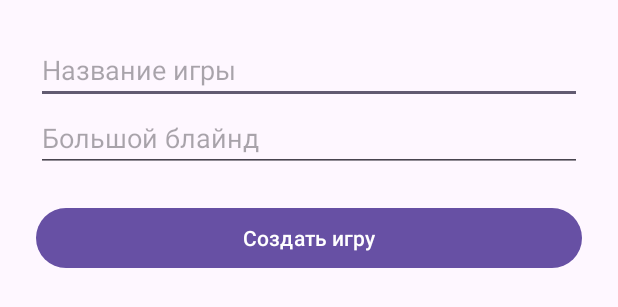
After one commit to tinrenf/VLADA4-S-POKER, an Android app: the layout activity_create_game.xml on its own in the app's theme, with its tools: preview values and no code run, on a phone screen of 412 x 824 dp. The commit adds this screen. Shown: the top 307 px of the screen. Run offline under Robolectric (Android 15) with nearby library versions, the phone set to English and light mode, and no system bars.

Commit message:
Появилась активность создания игры

```diff
--- a/app/src/main/AndroidManifest.xml
+++ b/app/src/main/AndroidManifest.xml
@@ -34,6 +34,9 @@
         <activity
             android:name=".LoginActivity">
         </activity>
+        <activity
+            android:name=".CreateGameActivity">
+        </activity>
     </application>
 
 </manifest>
--- a/app/src/main/java/com/example/poker/GameListActivity.java
+++ b/app/src/main/java/com/example/poker/GameListActivity.java
@@ -22,7 +22,6 @@ import com.google.firebase.firestore.Query;
 import com.google.firebase.firestore.QuerySnapshot;
 import com.google.firebase.auth.FirebaseUser;
 import com.google.firebase.firestore.FieldValue;
-
 
 import java.util.*;
 
@@ -68,7 +67,10 @@ public class GameListActivity extends AppCompatActivity {
         recyclerView.setAdapter(adapter);
 
         createGameButton = findViewById(R.id.create_game_button);
-        createGameButton.setOnClickListener(v -> createNewGame());
+        createGameButton.setOnClickListener(v -> {
+            Intent intent = new Intent(GameListActivity.this, CreateGameActivity.class);
+            startActivity(intent);
+        });
 
         BackButton = findViewById(R.id.BackFLbutton);
         BackButton.setOnClickListener(v -> {
--- /dev/null
+++ b/app/src/main/res/layout/activity_create_game.xml
@@ -0,0 +1,26 @@
+<LinearLayout xmlns:android="http://schemas.android.com/apk/res/android"
+    android:orientation="vertical"
+    android:layout_width="match_parent"
+    android:layout_height="match_parent"
+    android:padding="24dp">
+
+    <EditText
+        android:id="@+id/editTextGameName"
+        android:layout_width="match_parent"
+        android:layout_height="wrap_content"
+        android:hint="Название игры" />
+
+    <EditText
+        android:id="@+id/editTextBigBlind"
+        android:layout_width="match_parent"
+        android:layout_height="wrap_content"
+        android:hint="Большой блайнд"
+        android:inputType="number" />
+
+    <Button
+        android:id="@+id/buttonCreateGame"
+        android:layout_width="match_parent"
+        android:layout_height="wrap_content"
+        android:text="Создать игру"
+        android:layout_marginTop="20dp" />
+</LinearLayout>
```
Also changed, not shown: app/src/main/java/com/example/poker/CreateGameActivity.java (added, +84 -0 lines), app/src/main/java/com/example/poker/GameActivity.java (+17 -9 lines).
